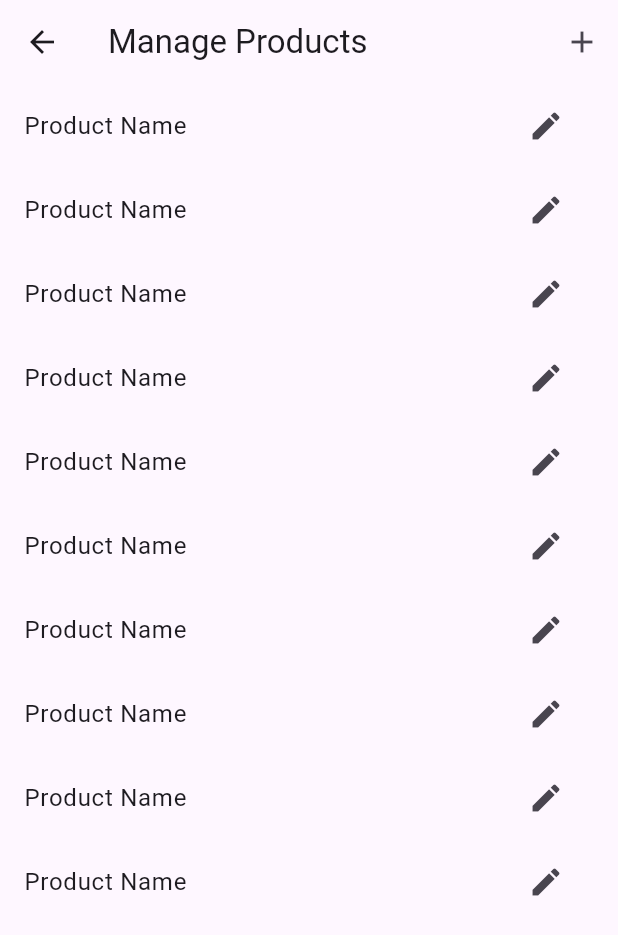
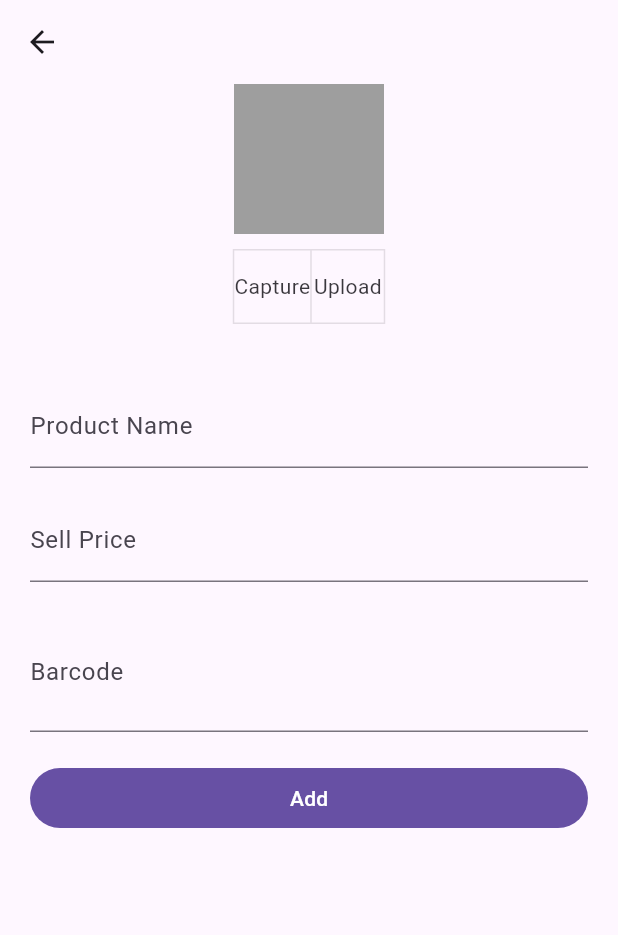
Before and after one commit to jedymatt/sari_sari_store_price_scanner, a Flutter app: the ManageProductsPage screen opened directly, after a tap on the "add" icon, on a phone screen of 412 x 824 dp. Shown: the top 935 px of the screen. Run offline on Flutter 3.47's test engine with Material 3 defaults, Android fonts, the phone set to English and light mode, and no system bars; missing offline and left inert: mobile_scanner.

Commit message:
Add add_product_page.dart

```diff
--- /dev/null
+++ b/lib/add_product_page.dart
@@ -0,0 +1,78 @@
+import 'package:flutter/material.dart';
+
+class AddProductPage extends StatelessWidget {
+  const AddProductPage({super.key});
+
+  @override
+  Widget build(BuildContext context) {
+    return Scaffold(
+      appBar: AppBar(),
+      body: SingleChildScrollView(
+        child: Column(
+          children: [
+            Container(
+              width: 100,
+              height: 100,
+              decoration: BoxDecoration(
+                color: Colors.grey,
+              ),
+              // child: const Icon(
+              //   Icons.camera_alt,
+              //   size: 50,
+              // ),
+            ),
+            const SizedBox(
+              height: 10,
+            ),
+            ToggleButtons(
+              children: [Text('Capture'), Text('Upload')],
+              isSelected: [false, false],
+              onPressed: (index) {},
+            ),
+            const SizedBox(
+              height: 20,
+            ),
+            Padding(
+              padding: const EdgeInsets.all(20),
+              child: Column(
+                crossAxisAlignment: CrossAxisAlignment.stretch,
+                children: [
+                  TextField(
+                    decoration: const InputDecoration(
+                      labelText: 'Product Name',
+                    ),
+                  ),
+                  const SizedBox(height: 20),
+                  const TextField(
+                    decoration: InputDecoration(
+                      labelText: 'Sell Price',
+                      hintText: '0.00',
+                      prefixText: '₱ ',
+                    ),
+                    keyboardType: TextInputType.number,
+                  ),
+                  const SizedBox(height: 20),
+                  TextField(
+                    decoration: InputDecoration(
+                      labelText: 'Barcode',
+                      hintText: 'Enter or scan barcode',
+                      suffix: IconButton(
+                        onPressed: () {},
+                        icon: const Icon(Icons.qr_code_scanner),
+                      ),
+                    ),
+                  ),
+                  const SizedBox(height: 20),
+                  FilledButton(
+                    onPressed: () {},
+                    child: const Text('Add'),
+                  ),
+                ],
+              ),
+            ),
+          ],
+        ),
+      ),
+    );
+  }
+}
--- a/lib/manage_products_page.dart
+++ b/lib/manage_products_page.dart
@@ -1,4 +1,6 @@
 import 'package:flutter/material.dart';
+
+import 'add_product_page.dart';
 
 class ProductCard extends StatelessWidget {
   const ProductCard({super.key});
@@ -26,7 +28,12 @@ class ManageProductsPage extends StatelessWidget {
         actions: [
           IconButton(
             icon: const Icon(Icons.add),
-            onPressed: () {},
+            onPressed: () {
+              Navigator.push(
+                context,
+                MaterialPageRoute(builder: (context) => const AddProductPage()),
+              );
+            },
           ),
         ],
       ),
--- a/pubspec.yaml
+++ b/pubspec.yaml
@@ -13,6 +13,7 @@ dependencies:
 
   cupertino_icons: ^1.0.2
   mobile_scanner: ^3.5.5
+  shared_preferences: ^2.2.3
 
 dev_dependencies:
   flutter_test:
```
Also changed, not shown: pubspec.lock.
